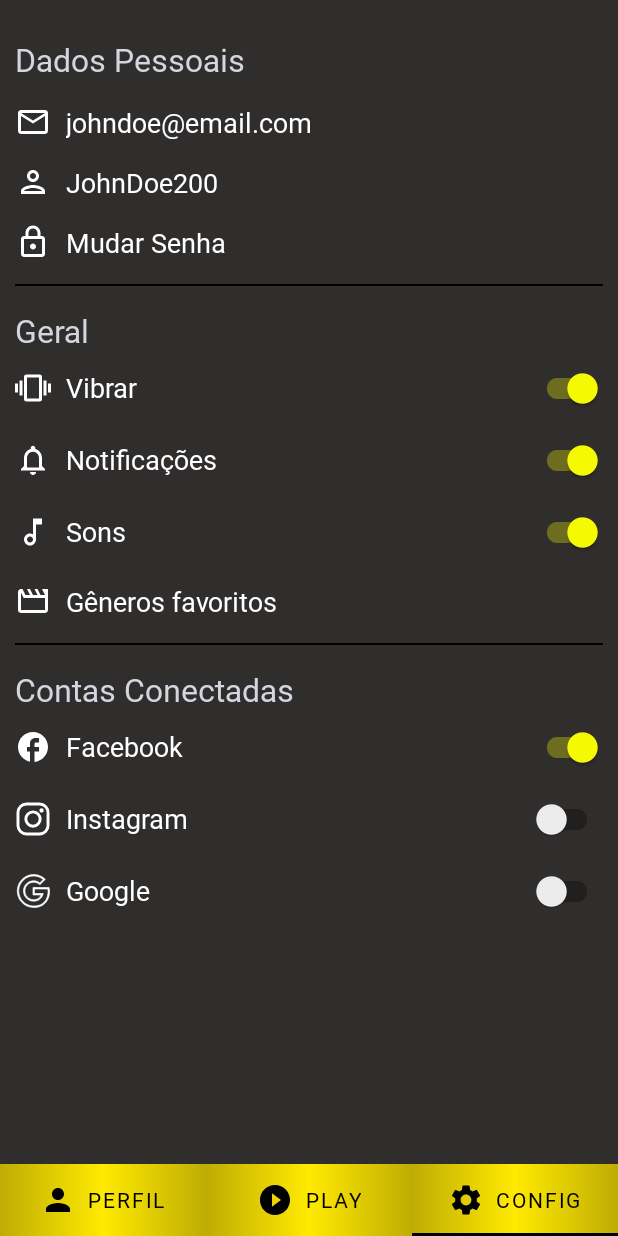
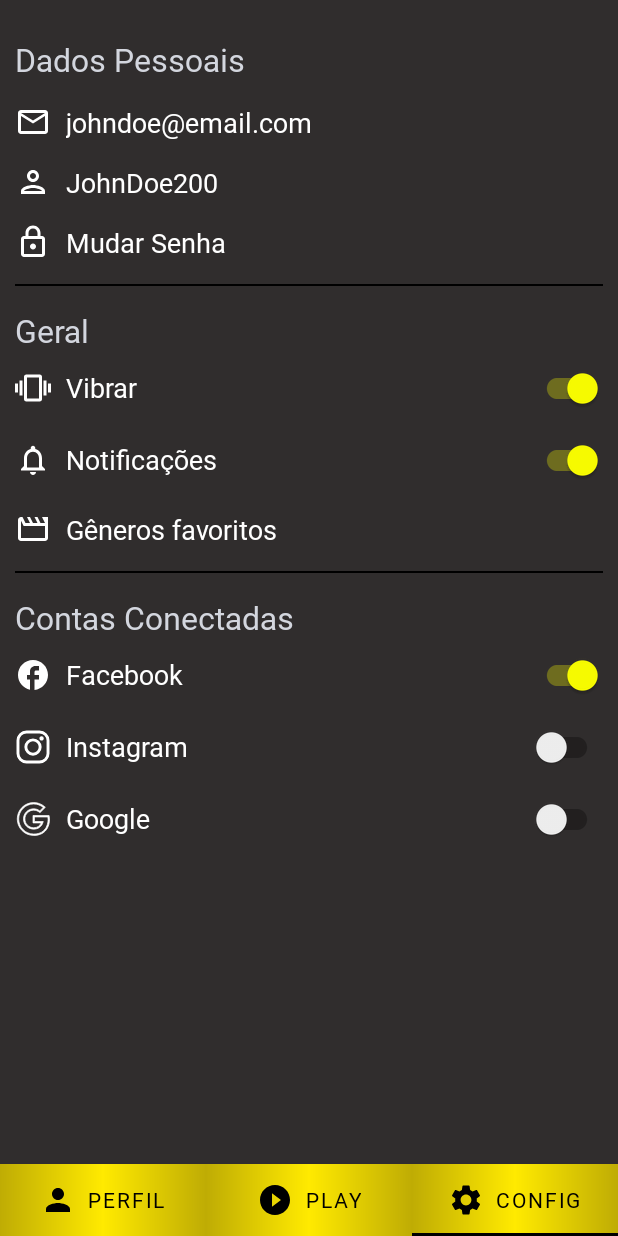
Before and after one commit to GustavoSantos25/ProjetoIntegrador-Grupo9, an Android app: the HomeFragment screen opened directly, with no data from a screen before it, item 3 of the bottom bar chosen, on a phone screen of 412 x 824 dp. Run offline under Robolectric (Android 15) with nearby library versions, the phone set to English and light mode, and no system bars; our stand-ins replace Room's generated code, navigation-ui; network calls fail; pictures from the network do not load; 4 statements that could not run were skipped.

Commit message:
Android room inicial

```diff
--- a/app/build.gradle
+++ b/app/build.gradle
@@ -52,8 +52,8 @@ dependencies {
 
     implementation 'de.hdodenhof:circleimageview:3.1.0'
 
-    implementation "androidx.navigation:navigation-fragment-ktx:2.3.1"
-    implementation "androidx.navigation:navigation-ui-ktx:2.3.1"
+    implementation "androidx.navigation:navigation-fragment-ktx:2.3.2"
+    implementation "androidx.navigation:navigation-ui-ktx:2.3.2"
 
     //Dependência Retrofit
     implementation 'com.squareup.retrofit2:retrofit:2.9.0'
--- a/app/src/main/java/com/example/projetointegrador/dao/ConfiguracoesDAO.kt
+++ b/app/src/main/java/com/example/projetointegrador/dao/ConfiguracoesDAO.kt
@@ -6,8 +6,8 @@ import com.example.projetointegrador.domain.Configuracoes
 @Dao
 interface ConfiguracoesDAO {
 
-    //@Insert
-    //suspend fun addConfiguracoes(configuracoes: Configuracoes)
+    @Insert
+    suspend fun addConfiguracoes(configuracoes: Configuracoes)
 
     @Query ("SELECT * FROM configuracoes")
     suspend fun getAllConfiguracoes(): List<Configuracoes>
--- a/app/src/main/java/com/example/projetointegrador/domain/Entities.kt
+++ b/app/src/main/java/com/example/projetointegrador/domain/Entities.kt
@@ -16,7 +16,6 @@ data class Filme(
     val production_countries: ArrayList<ProductionCountries>,
     val tagline: String
 )
-
 
 data class Producer(val name : String, val profile_path : String, val job : String)
 
--- a/app/src/main/java/com/example/projetointegrador/services/DBServices.kt
+++ b/app/src/main/java/com/example/projetointegrador/services/DBServices.kt
@@ -9,9 +9,11 @@ import com.example.projetointegrador.domain.FilmeReplace
 import com.example.projetointegrador.domain.Template
 
 interface DBRepository {
+
     //inserts
     suspend fun addTemplateTask(template: Template): List<Template>
     suspend fun addFilmesReplaceTask(filmeReplace: FilmeReplace): List<FilmeReplace>
+    suspend fun addConfiguracoesTask(configuracoes: Configuracoes)
 
     //selects
     suspend fun getAllTemplatesTask(): List<Template>
@@ -25,8 +27,10 @@ interface DBRepository {
     //deletes
 }
 
-class DBRepositoryImplementation(val templateDAO: TemplateDAO, val filmeReplaceDAO: FilmeReplaceDAO,
-                               val configuracoesDAO: ConfiguracoesDAO): DBRepository{
+class DBRepositoryImplementation(
+    val templateDAO: TemplateDAO, val filmeReplaceDAO: FilmeReplaceDAO,
+    val configuracoesDAO: ConfiguracoesDAO
+) : DBRepository {
 
     override suspend fun addTemplateTask(template: Template): List<Template> {
         templateDAO.addTemplateQuestion(template)
@@ -37,6 +41,8 @@ class DBRepositoryImplementation(val templateDAO: TemplateDAO, val filmeReplaceD
         filmeReplaceDAO.addFilmeReplace(filmeReplace)
         return filmeReplaceDAO.getAllFilmesReplace()
     }
+
+    override suspend fun addConfiguracoesTask(configuracoes: Configuracoes) = configuracoesDAO.addConfiguracoes(configuracoes)
 
     override suspend fun getAllTemplatesTask() = templateDAO.getAllTemplates()
 
@@ -54,4 +60,8 @@ class DBRepositoryImplementation(val templateDAO: TemplateDAO, val filmeReplaceD
 }
 
 private lateinit var dbApp: AppDataBase
-val dbRepository = DBRepositoryImplementation(dbApp.TemplateDAO(), dbApp.FilmeReplaceDAO(), dbApp.ConfiguracoesDAO())
+val dbRepository = DBRepositoryImplementation(
+    dbApp.TemplateDAO(),
+    dbApp.FilmeReplaceDAO(),
+    dbApp.ConfiguracoesDAO()
+)
--- a/app/src/main/java/com/example/projetointegrador/ui/HomeActivity.kt
+++ b/app/src/main/java/com/example/projetointegrador/ui/HomeActivity.kt
@@ -55,18 +55,5 @@ class HomeActivity : AppCompatActivity() {
         dbApp = AppDataBase.invoke(this)
     }
 
-    /*
-    suspend fun initializeOfflineTemplates() {
-        if (dbRepository.getAllTemplatesTask() == null) {
-            dbRepository.addTemplateTask(Template(1, "Em que ano o filme",
-                "foi lançado?", "filme_name"))
-            dbRepository.addTemplateTask(Template(1, "Qual o país de produção do filme",
-                "", "country"))
-            dbRepository.addTemplateTask(Template(1, "Qual o diretor do filme REPLACE?",
-                "", "director"))
-            dbRepository.addTemplateTask(Template(1, "A a qual filme se refere a sinopse",
-                "", "filme_name"))
-        }
-    }
-    */
+
 }
--- a/app/src/main/java/com/example/projetointegrador/ui/MainViewModel.kt
+++ b/app/src/main/java/com/example/projetointegrador/ui/MainViewModel.kt
@@ -378,6 +378,11 @@ class MainViewModel(repositorys: Repository, dbRepository: DBRepository) : ViewM
                 dbRepository.addTemplateTask(Template(1, "A a qual filme se refere a sinopse",
                     "", "filme_name"))
             }
+        }
+    }
+
+    fun carregarConfiguracoes(email: String) {
+        viewModelScope.launch {
 
         }
     }
@@ -391,4 +396,19 @@ class MainViewModel(repositorys: Repository, dbRepository: DBRepository) : ViewM
     }
     *
      */
+
+    /*
+    suspend fun initializeOfflineTemplates() {
+        if (dbRepository.getAllTemplatesTask() == null) {
+            dbRepository.addTemplateTask(Template(1, "Em que ano o filme",
+                "foi lançado?", "filme_name"))
+            dbRepository.addTemplateTask(Template(1, "Qual o país de produção do filme",
+                "", "country"))
+            dbRepository.addTemplateTask(Template(1, "Qual o diretor do filme REPLACE?",
+                "", "director"))
+            dbRepository.addTemplateTask(Template(1, "A a qual filme se refere a sinopse",
+                "", "filme_name"))
+        }
+    }
+    */
 }
--- a/app/src/main/java/com/example/projetointegrador/ui/home/HomeFragment.kt
+++ b/app/src/main/java/com/example/projetointegrador/ui/home/HomeFragment.kt
@@ -14,6 +14,7 @@ import com.bumptech.glide.Glide
 import com.example.projetointegrador.R
 import com.example.projetointegrador.domain.Crew
 import com.example.projetointegrador.domain.Filme
+import com.example.projetointegrador.services.dbRepository
 import com.example.projetointegrador.services.repository
 import com.example.projetointegrador.ui.MainViewModel
 import kotlinx.android.synthetic.main.fragment_home.view.*
@@ -23,18 +24,9 @@ import kotlinx.android.synthetic.main.icon_plus_appname.view.*
 
 class HomeFragment : Fragment() {
 
-    val viewModel by activityViewModels<MainViewModel> {
-        object : ViewModelProvider.Factory {
-            override fun <T : ViewModel?> create(modelClass: Class<T>): T {
-                return MainViewModel(repository) as T
-            }
-        }
-    }
-
     lateinit var filmeCard : Filme
     lateinit var crewCard : Crew
-
-
+    private lateinit var viewModel: MainViewModel
 
     override fun onCreate(savedInstanceState: Bundle?) {
         super.onCreate(savedInstanceState)
@@ -49,6 +41,8 @@ class HomeFragment : Fragment() {
         view.btn_ranking.setOnClickListener {
             findNavController().navigate(R.id.action_homeVPFragment_to_rankingFragment)
         }
+
+        viewModel = ViewModelProvider(this).get(MainViewModel::class.java)
 
         viewModel.filmeSugestion.observe(viewLifecycleOwner, { it ->
             filmeCard = it
--- a/app/src/main/java/com/example/projetointegrador/ui/home/RankingFragment.kt
+++ b/app/src/main/java/com/example/projetointegrador/ui/home/RankingFragment.kt
@@ -17,6 +17,7 @@ import com.example.projetointegrador.R
 import com.example.projetointegrador.adapters.JogadorRankingAdapter
 import com.example.projetointegrador.adapters.RankingAdapter
 import com.example.projetointegrador.domain.Jogador
+import com.example.projetointegrador.services.dbRepository
 import com.example.projetointegrador.services.repository
 import com.example.projetointegrador.ui.MainViewModel
 import kotlinx.android.synthetic.main.fragment_pergunta.view.*
@@ -30,7 +31,7 @@ class RankingFragment : Fragment() {
     val viewModel by activityViewModels<MainViewModel>{
         object : ViewModelProvider.Factory{
             override fun <T : ViewModel?> create(modelClass: Class<T>): T {
-                return MainViewModel(repository) as T
+                return MainViewModel(repository, dbRepository) as T
             }
         }
     }
--- a/app/src/main/res/layout/fragment_configuracoes.xml
+++ b/app/src/main/res/layout/fragment_configuracoes.xml
@@ -106,31 +106,6 @@
 
     </LinearLayout>
 
-    <LinearLayout
-        android:layout_width="match_parent"
-        android:layout_height="wrap_content"
-        android:orientation="horizontal">
-
-        <TextView
-            android:layout_width="wrap_content"
-            android:layout_height="match_parent"
-            android:layout_weight="1"
-            android:drawablePadding="10dp"
-            android:gravity="start|center_vertical"
-            android:text="@string/sons"
-            android:textSize="18sp"
-            app:drawableStartCompat="@drawable/ic_outline_music_note_24" />
-
-        <androidx.appcompat.widget.SwitchCompat
-            android:layout_width="wrap_content"
-            android:layout_height="wrap_content"
-            android:layout_gravity="end"
-            android:layout_weight="1"
-            android:checked="true" />
-
-
-    </LinearLayout>
-
     <TextView
         android:id="@+id/tvGenerosFavoritos"
         android:layout_width="wrap_content"
```
Also changed, not shown: app/src/main/java/com/example/projetointegrador/MainViewModelFactory.kt (added, +19 -0 lines), app/src/main/java/com/example/projetointegrador/ui/LoginActivity.kt (+8 -2 lines), app/src/main/res/layout/activity_login.xml (+5 -2 lines), 655 other files.
